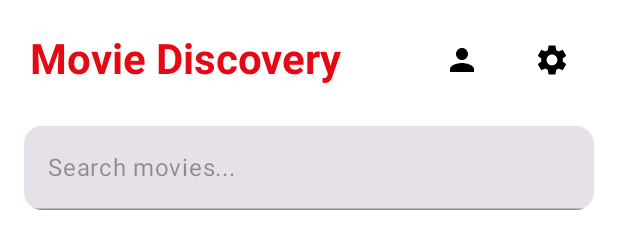
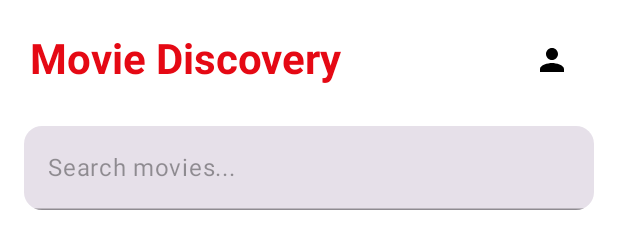
Before and after one commit to samaahmed19/Movie-Discovery-App, an Android app built with Jetpack Compose: the @Preview function HomeScreenLightPreview, on a phone screen of 412 x 824 dp. Shown: the top 235 px of the screen. Run offline under Robolectric (Android 15) with nearby library versions, the light colour scheme and no system bars; pictures from the network do not load.

Commit message:
remove settings icon

```diff
--- a/app/src/main/java/com/example/movie_discovery/Screens/HomeScreen.kt
+++ b/app/src/main/java/com/example/movie_discovery/Screens/HomeScreen.kt
@@ -1,6 +1,5 @@
 package com.example.movie_discovery.Screens
 
-import androidx.compose.material.icons.filled.Settings
 import androidx.compose.material.icons.filled.Person
 import androidx.compose.animation.AnimatedVisibility
 import com.example.movie_discovery.ui.theme.MoviesTheme
@@ -28,7 +27,6 @@ import coil.compose.AsyncImage
 import com.example.movie_discovery.ui.theme.AccentRed
 import com.example.movie_discovery.data.MovieDetailsResponse
 import com.example.movie_discovery.Viewmodels.HomeViewModel
-import com.example.movie_discovery.data.MovieResponse
 import androidx.lifecycle.viewmodel.compose.viewModel
 
 
@@ -88,13 +86,6 @@ fun HomeScreen(
                     )
                 }
 
-                IconButton(onClick = { }) {
-                    Icon(
-                        imageVector = Icons.Default.Settings,
-                        contentDescription = "Settings",
-                        tint = MaterialTheme.colorScheme.onBackground
-                    )
-                }
             }
         }
 
@@ -171,18 +162,14 @@ fun FeaturedMoviesSlider(movies: List<MovieDetailsResponse>) {
 // Tabs Section
 // -------------------------------
 @Composable
-fun MovieTabs(
-    selectedTab: Int,
-    onTabSelected: (Int) -> Unit
-){
-val tabs = listOf("Popular", "Top Rated", "Upcoming")
-    var selectedTab by remember { mutableStateOf(0) }
+fun MovieTabs(selectedTab: Int, onTabSelected: (Int) -> Unit) {
+    val tabs = listOf("Popular", "Top Rated", "Upcoming")
 
     ScrollableTabRow(selectedTabIndex = selectedTab) {
         tabs.forEachIndexed { index, title ->
             Tab(
                 selected = selectedTab == index,
-                onClick = { selectedTab = index },
+                onClick = { onTabSelected(index) },
                 text = { Text(title) }
             )
         }
```
